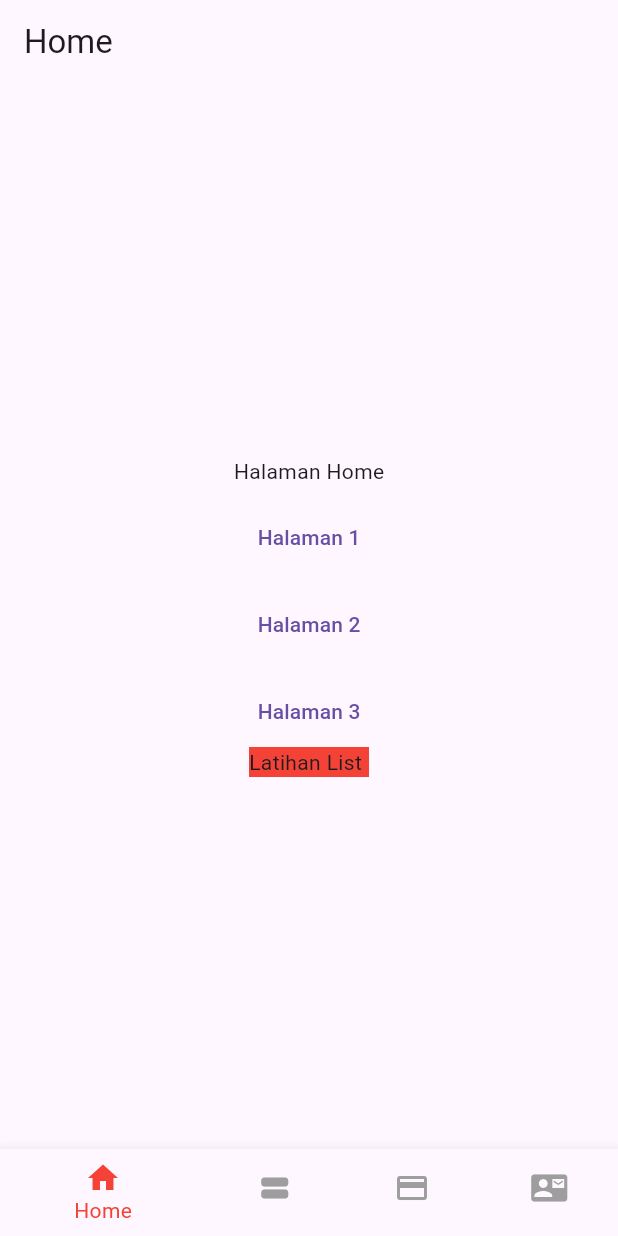
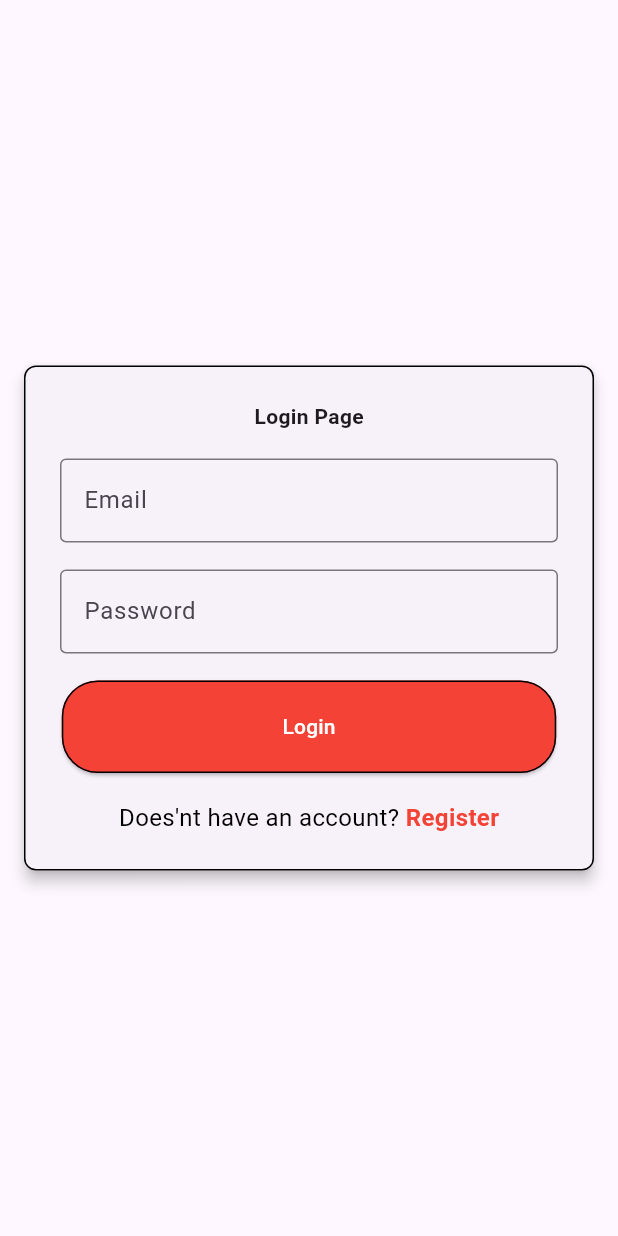
Before and after one commit to candraherdiansyah/flutter-fundamental, a Flutter app: the screen it shows after launch, on a phone screen of 412 x 824 dp. Run offline on Flutter 3.47's test engine with Material 3 defaults, Android fonts, the phone set to English and light mode, and no system bars; our stand-ins replace shared_preferences.

Commit message:
login & register with api express

```diff
--- a/lib/main.dart
+++ b/lib/main.dart
@@ -16,8 +16,11 @@ import 'package:belajar/screens/about_screen.dart';
 import 'package:belajar/screens/booking_screen.dart';
 import 'package:belajar/screens/form_screen.dart';
 import 'package:belajar/screens/home_screen.dart';
+import 'package:belajar/screens/login_screen.dart';
+import 'package:belajar/screens/profile_screen.dart';
 import 'package:belajar/screens/wisata_screen.dart';
 import 'package:flutter/material.dart';
+import 'package:shared_preferences/shared_preferences.dart';
 
 void main() {
   runApp(MyApp());
@@ -31,30 +34,48 @@ class MyApp extends StatelessWidget {
     return MaterialApp(
       debugShowCheckedModeBanner: false,
       title: "Ini Project Flutter Pertamaku",
-      initialRoute: '/',
-      routes: {
-        // daftar route
-        '/': (context) => BottomNavigationMenu(),
-        '/about': (context) => AboutScreen(),
-        'latihan': (context) => GridLatihanSatu()
-      },
+      home: CheckAuth(),
     );
   }
 }
 
-class TextWidget extends StatelessWidget {
-  const TextWidget({
-    super.key,
-  });
+class CheckAuth extends StatefulWidget {
+  @override
+  _CheckAuthState createState() => _CheckAuthState();
+}
+
+class _CheckAuthState extends State<CheckAuth> {
+  bool isAuth = false;
+
+  @override
+  void initState() {
+    super.initState();
+    _checkIfLoggedIn();
+  }
+
+  void _checkIfLoggedIn() async {
+    SharedPreferences localStorage = await SharedPreferences.getInstance();
+    var token = localStorage.getString('token');
+    if (token != null) {
+      if (mounted) {
+        setState(() {
+          isAuth = true;
+        });
+      }
+    }
+  }
 
   @override
   Widget build(BuildContext context) {
-    return Center(
-      child: Text(
-        "Hello Dunia...\nHallo Candra.. ",
-        style: TextStyle(
-            color: Colors.pink, fontSize: 24, fontWeight: FontWeight.bold),
-      ),
+    Widget child;
+    if (isAuth) {
+      child = BottomNavigationMenu();
+    } else {
+      child = LoginScreen();
+    }
+
+    return Scaffold(
+      body: child,
     );
   }
 }
@@ -74,7 +95,7 @@ class _BottomNavigationMenuState extends State<BottomNavigationMenu> {
     HomeScreen(),
     ListWisataScreen(),
     BookingWisataScreen(),
-    BelajarForm()
+    ProfileScreen()
   ];
 
   _changeTab(int index) {
@@ -98,7 +119,7 @@ class _BottomNavigationMenuState extends State<BottomNavigationMenu> {
           BottomNavigationBarItem(
               icon: Icon(Icons.payment), label: "Beli Tiket"),
           BottomNavigationBarItem(
-              icon: Icon(Icons.contact_mail), label: "Container"),
+              icon: Icon(Icons.account_box), label: "Profil"),
         ],
       ),
     );
--- /dev/null
+++ b/lib/screens/login_screen.dart
@@ -0,0 +1,184 @@
+import 'dart:convert';
+
+import 'package:belajar/helpers/size_helper.dart';
+import 'package:belajar/main.dart';
+import 'package:belajar/providers/api.dart';
+import 'package:belajar/screens/register_screen.dart';
+import 'package:flutter/material.dart';
+import 'package:shared_preferences/shared_preferences.dart';
+
+class LoginScreen extends StatefulWidget {
+  LoginScreen({super.key});
+
+  @override
+  State<LoginScreen> createState() => _LoginScreenState();
+}
+
+class _LoginScreenState extends State<LoginScreen> {
+  final _formKey = GlobalKey<FormState>();
+  final _scaffoldKey = GlobalKey<ScaffoldState>();
+
+  var _isLoading = false;
+  bool _isHiddenPassword = true;
+
+  // mendeskripsikan variabel input
+  TextEditingController emailController = TextEditingController();
+  TextEditingController passwordController = TextEditingController();
+  @override
+  Widget build(BuildContext context) {
+    return SafeArea(
+      child: Container(
+        height: double.infinity,
+        width: double.infinity,
+        child: Center(
+          child: SingleChildScrollView(
+            child: Column(
+              mainAxisAlignment: MainAxisAlignment.center,
+              children: [
+                Card(
+                  elevation: 4,
+                  margin: EdgeInsets.all(16),
+                  shape: RoundedRectangleBorder(
+                    side: BorderSide(color: Colors.black),
+                    borderRadius: BorderRadius.circular(8),
+                  ),
+                  child: Padding(
+                    padding: EdgeInsets.all(24),
+                    child: Form(
+                      key: _formKey,
+                      child: Column(
+                        mainAxisAlignment: MainAxisAlignment.center,
+                        children: [
+                          Text(
+                            "Login Page",
+                            style: TextStyle(fontWeight: FontWeight.bold),
+                          ),
+                          SizedBox(height: 18),
+                          TextFormField(
+                            controller: emailController,
+                            decoration: InputDecoration(
+                              hintText: "Email",
+                              border: OutlineInputBorder(),
+                            ),
+                            validator: (value) {
+                              if (value!.isEmpty) {
+                                return 'Input Email';
+                              }
+                              return null;
+                            },
+                          ),
+                          SizedBox(height: 18),
+                          TextFormField(
+                            controller: passwordController,
+                            obscureText: _isHiddenPassword,
+                            decoration: InputDecoration(
+                              hintText: "Password",
+                              border: OutlineInputBorder(),
+                            ),
+                            validator: (value) {
+                              if (value!.isEmpty) {
+                                return 'Input Password';
+                              }
+                              return null;
+                            },
+                          ),
+                          SizedBox(height: 18),
+                          SizedBox(
+                            width: displayWidth(context) * 0.8,
+                            height: displayHeight(context) * 0.075,
+                            child: ElevatedButton(
+                              style: ButtonStyle(
+                                backgroundColor:
+                                    MaterialStateProperty.all(Colors.red),
+                                shape: MaterialStateProperty.all<
+                                    RoundedRectangleBorder>(
+                                  RoundedRectangleBorder(
+                                    borderRadius: BorderRadius.circular(24),
+                                    side: BorderSide(color: Colors.black),
+                                  ),
+                                ),
+                              ),
+                              child: Text(
+                                "Login",
+                                style: TextStyle(color: Colors.white),
+                              ),
+                              onPressed: () {
+                                _login();
+                              },
+                            ),
+                          ),
+                          SizedBox(height: 18),
+                          Row(
+                            mainAxisAlignment: MainAxisAlignment.center,
+                            children: [
+                              Text(
+                                "Does'nt have an account? ",
+                                style: TextStyle(
+                                  color: Colors.black,
+                                  fontSize: 16,
+                                ),
+                              ),
+                              InkWell(
+                                onTap: () {
+                                  Navigator.push(
+                                      context,
+                                      new MaterialPageRoute(
+                                          builder: (context) =>
+                                              RegisterScreen()));
+                                },
+                                child: Text(
+                                  'Register',
+                                  style: TextStyle(
+                                    color: Colors.red,
+                                    fontSize: 16.0,
+                                    decoration: TextDecoration.none,
+                                    fontWeight: FontWeight.bold,
+                                  ),
+                                ),
+                              ),
+                            ],
+                          )
+                        ],
+                      ),
+                    ),
+                  ),
+                ),
+              ],
+            ),
+          ),
+        ),
+      ),
+    );
+  }
+
+  void _login() async {
+    final isValid = _formKey.currentState!.validate();
+    if (!isValid) {
+      return;
+    } else {
+      _formKey.currentState!.save();
+      String email = emailController.text;
+      String password = passwordController.text;
+
+      var data = {'email': email, 'password': password};
+      var res = await Api().auth(data, '/login');
+
+      var body = json.decode(res.body);
+      _formKey.currentState!.save();
+
+      if (res.statusCode == 200) {
+        SharedPreferences localStorage = await SharedPreferences.getInstance();
+        localStorage.setString('token', json.encode(body['token']));
+        localStorage.setString('user', json.encode(body['user']));
+        Navigator.pushReplacement(
+          context,
+          new MaterialPageRoute(builder: (context) => BottomNavigationMenu()),
+        );
+      } else {
+        setState(() {
+          _isLoading = false;
+        });
+      }
+    }
+  }
+}
--- a/pubspec.yaml
+++ b/pubspec.yaml
@@ -36,6 +36,8 @@ dependencies:
   # Use with the CupertinoIcons class for iOS style icons.
   cupertino_icons: ^1.0.2
   intl: ^0.19.0
+  shared_preferences: ^2.2.2
+  http: ^1.2.0
 
 dev_dependencies:
   flutter_test:
```
Also changed, not shown: lib/providers/api.dart (added, +43 -0 lines), lib/screens/profile_screen.dart (added, +73 -0 lines), lib/screens/register_screen.dart (added, +211 -0 lines), pubspec.lock, 1 other file.
